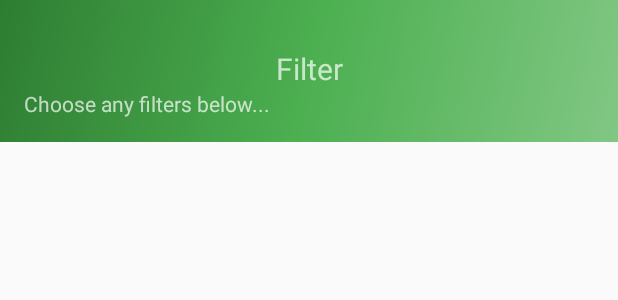
After one commit to julietoh/GoingOut, an Android app: the layout nav_header.xml on its own in the app's theme, with its tools: preview values and no code run, on a phone screen of 412 x 824 dp. The commit adds this screen. Shown: the top 300 px of the screen. Run offline under Robolectric (Android 15) with nearby library versions, the phone set to English and light mode, and no system bars.

Commit message:
side bar for the filter

```diff
--- /dev/null
+++ b/app/src/main/res/drawable/side_nav_bar.xml
@@ -0,0 +1,9 @@
+<shape xmlns:android="http://schemas.android.com/apk/res/android"
+    android:shape="rectangle">
+    <gradient
+        android:angle="135"
+        android:centerColor="#4CAF50"
+        android:endColor="#2E7D32"
+        android:startColor="#81C784"
+        android:type="linear" />
+</shape>
--- /dev/null
+++ b/app/src/main/res/layout/nav_header.xml
@@ -0,0 +1,29 @@
+<?xml version="1.0" encoding="utf-8"?>
+<LinearLayout xmlns:android="http://schemas.android.com/apk/res/android"
+    xmlns:app="http://schemas.android.com/apk/res-auto"
+    android:layout_width="match_parent"
+    android:layout_height="wrap_content"
+    android:background="@drawable/side_nav_bar"
+    android:gravity="bottom"
+    android:orientation="vertical"
+    android:paddingBottom="@dimen/activity_vertical_margin"
+    android:paddingLeft="@dimen/activity_horizontal_margin"
+    android:paddingRight="@dimen/activity_horizontal_margin"
+    android:paddingTop="@dimen/activity_vertical_margin"
+    android:theme="@style/ThemeOverlay.AppCompat.Dark">
+
+    <TextView
+        android:layout_width="match_parent"
+        android:layout_height="wrap_content"
+        android:paddingTop="@dimen/nav_header_vertical_spacing"
+        android:text="Filter"
+        android:textAlignment="center"
+        android:textSize="20sp" />
+
+    <TextView
+        android:id="@+id/textView"
+        android:layout_width="wrap_content"
+        android:layout_height="wrap_content"
+        android:text="Choose any filters below..." />
+
+</LinearLayout>
--- a/app/src/main/res/values/dimens.xml
+++ b/app/src/main/res/values/dimens.xml
@@ -14,4 +14,6 @@
     <dimen name="button_width">250dp</dimen>
     <dimen name="fab_margin">16dp</dimen>
     <dimen name="grid_feed_height">160dp</dimen>
+    <dimen name="nav_header_vertical_spacing">16dp</dimen>
+    <dimen name="nav_header_height">160dp</dimen>
 </resources>
```
Also changed, not shown: app/build.gradle (+6 -3 lines), app/src/main/AndroidManifest.xml (+14 -7 lines), app/src/main/java/codepath/com/goingout/EventListActivity.java (+106 -28 lines), app/src/main/java/codepath/com/goingout/FilterPageActivity.java (added, +89 -0 lines), app/src/main/res/drawable-v21/ic_menu_camera.xml (added, +12 -0 lines), app/src/main/res/drawable-v21/ic_menu_gallery.xml (added, +9 -0 lines), app/src/main/res/drawable-v21/ic_menu_manage.xml (added, +9 -0 lines), app/src/main/res/drawable-v21/ic_menu_send.xml (added, +9 -0 lines), app/src/main/res/drawable-v21/ic_menu_share.xml (added, +9 -0 lines), app/src/main/res/drawable-v21/ic_menu_slideshow.xml (added, +9 -0 lines), app/src/main/res/layout/activity_feed.xml (+47 -19 lines), app/src/main/res/values/drawables.xml (added, +8 -0 lines), app/src/main/res/values/strings.xml (+16 -0 lines).
